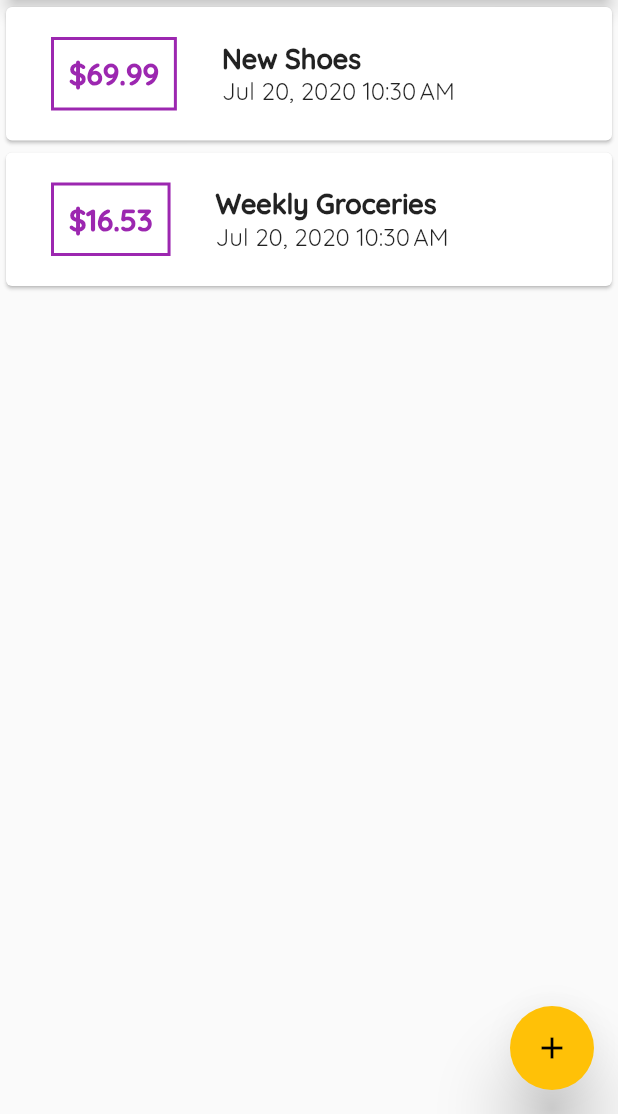
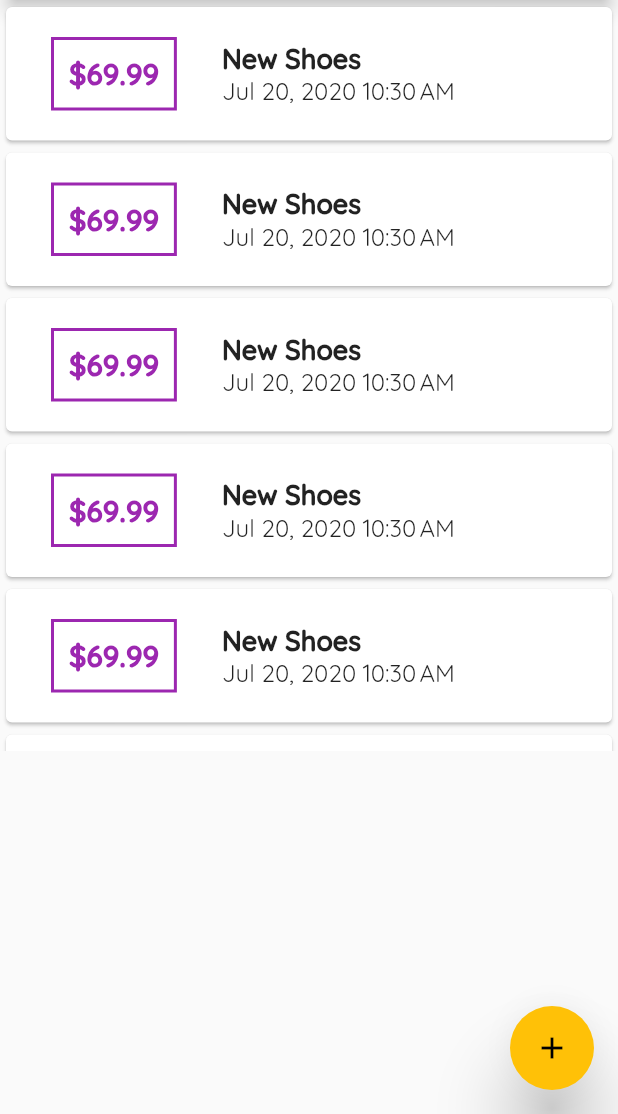
Before and after one commit to Amitpatil215/Expense-Tracker, a Flutter app: the screen it shows after launch, on a phone screen of 412 x 824 dp, the part 122-1236 px from its top. Run offline on Flutter 3.47's test engine with Material 2 defaults, Android fonts, the phone set to English and light mode, and no system bars; Roboto replaces fonts that are missing (OpenSens).

Commit message:
List View.nuilder instead of mapping the list

```diff
--- a/lib/main.dart
+++ b/lib/main.dart
@@ -38,6 +38,14 @@ class MyHomePage extends StatefulWidget {
 
 class _MyHomePageState extends State<MyHomePage> {
   final List<Transaction> _userTransactions = [
+    Transaction(
+        id: "t1", title: "New Shoes", amount: 69.99, date: DateTime.now()),
+    Transaction(
+        id: "t1", title: "New Shoes", amount: 69.99, date: DateTime.now()),
+    Transaction(
+        id: "t1", title: "New Shoes", amount: 69.99, date: DateTime.now()),
+    Transaction(
+        id: "t1", title: "New Shoes", amount: 69.99, date: DateTime.now()),
     Transaction(
         id: "t1", title: "New Shoes", amount: 69.99, date: DateTime.now()),
     Transaction(
--- a/lib/widgets/transaction_list.dart
+++ b/lib/widgets/transaction_list.dart
@@ -1,6 +1,5 @@
 import 'package:flutter/material.dart';
 import 'package:intl/intl.dart';
-
 import '../model/transaction.dart';
 
 class TransactionList extends StatelessWidget {
@@ -10,8 +9,11 @@ class TransactionList extends StatelessWidget {
 
   @override
   Widget build(BuildContext context) {
-    return Column(
-      children: fetchedTransactionList.map((anyVariable) {
+    return Container(
+      height: 500,
+      child: ListView.builder(
+        itemCount:fetchedTransactionList.length ,
+        itemBuilder: (anyContext,index){
           return Card(
             child: Row(
               children: <Widget>[
@@ -28,7 +30,7 @@ class TransactionList extends StatelessWidget {
                   ),
                   padding: EdgeInsets.all(10),
                   child: Text(
-                  "\$${anyVariable.amount.toStringAsFixed(2)}",
+                    "\$${fetchedTransactionList[index].amount.toStringAsFixed(2)}",
                     style: TextStyle(
                       fontWeight: FontWeight.bold,
                       fontSize: 20,
@@ -40,14 +42,14 @@ class TransactionList extends StatelessWidget {
                   crossAxisAlignment: CrossAxisAlignment.start,
                   children: <Widget>[
                     Text(
-                    anyVariable.title,
+                      fetchedTransactionList[index].title,
                       style: TextStyle(
                         fontSize: 18,
                         fontWeight: FontWeight.bold,
                       ),
                     ),
                     Text(
-                    DateFormat.yMMMd("en_US").add_jm().format(anyVariable.date),
+                      DateFormat.yMMMd("en_US").add_jm().format(fetchedTransactionList[index].date),
                       style: Theme.of(context).textTheme.subtitle1,
                     )
                   ],
@@ -55,7 +57,11 @@ class TransactionList extends StatelessWidget {
               ],
             ),
           );
-      }).toList(),
+
+        },
+
+
+      ),
     );
   }
 }
```
Also changed, not shown: assets/images/waiting.png (added). Lines whose indentation alone changed are shown as unchanged.
